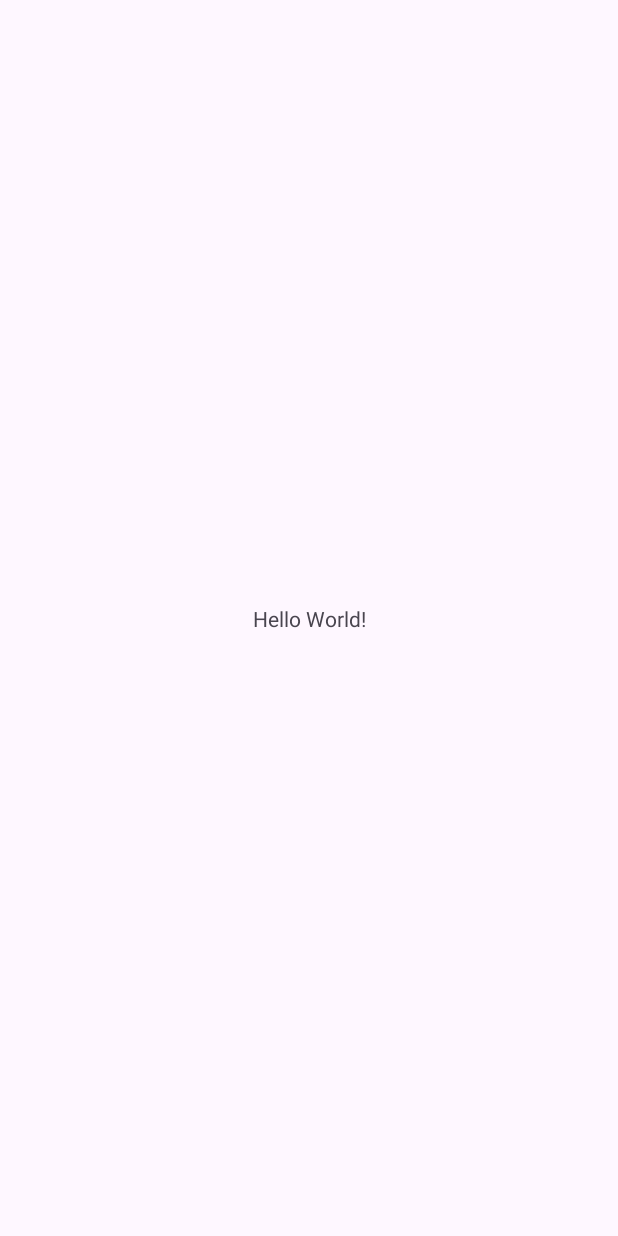
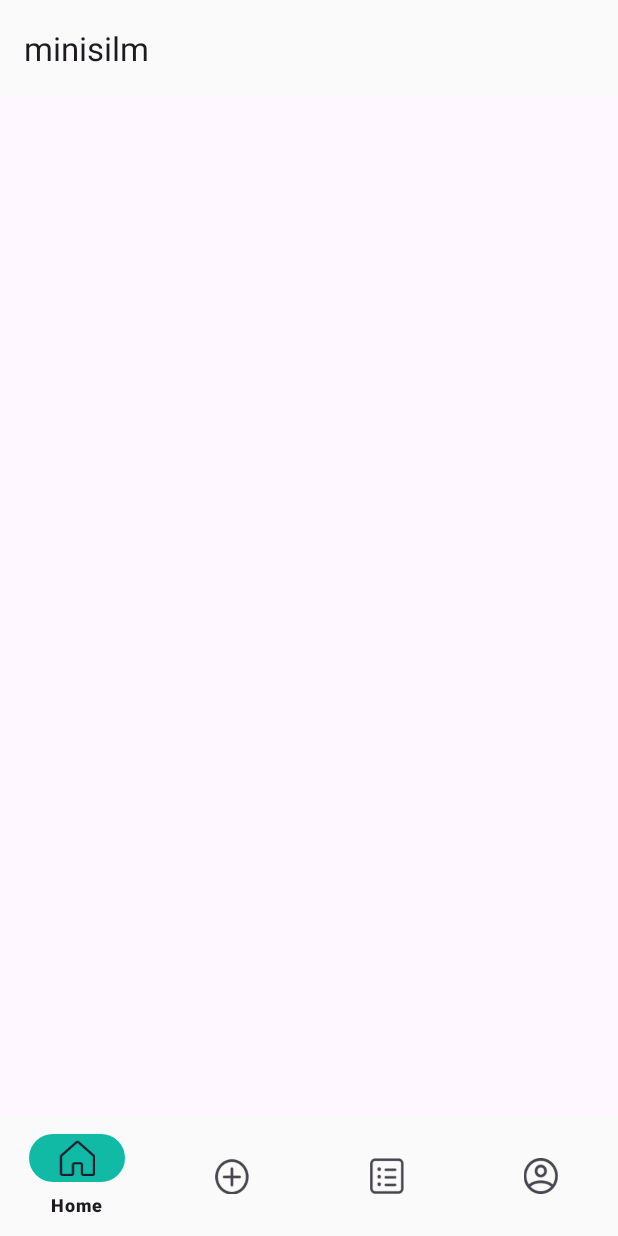
Before and after one commit to Masa97z/javaProjectForCollage, an Android app: the screen it shows after launch (MainActivity), on a phone screen of 412 x 824 dp. Before the commit the screen is almost empty. Run offline under Robolectric (Android 15) with nearby library versions, the phone set to English and light mode, and no system bars.

Commit message:
create menu and change button nav bar color and add drable res file and hundle tool bar

```diff
--- a/app/src/main/java/com/masa/minisilm/MainActivity.java
+++ b/app/src/main/java/com/masa/minisilm/MainActivity.java
@@ -15,5 +15,6 @@ public class MainActivity extends AppCompatActivity {
         binding = ActivityMainBinding.inflate(getLayoutInflater());
         setContentView(binding.getRoot());
 
+        setSupportActionBar(binding.toolbar);
     }
 }
--- /dev/null
+++ b/app/src/main/res/drawable/baseline_person_24.xml
@@ -0,0 +1,5 @@
+<vector android:height="24dp" android:tint="#000000"
+    android:viewportHeight="24" android:viewportWidth="24"
+    android:width="24dp" xmlns:android="http://schemas.android.com/apk/res/android">
+    <path android:fillColor="@android:color/white" android:pathData="M12,12c2.21,0 4,-1.79 4,-4s-1.79,-4 -4,-4 -4,1.79 -4,4 1.79,4 4,4zM12,14c-2.67,0 -8,1.34 -8,4v2h16v-2c0,-2.66 -5.33,-4 -8,-4z"/>
+</vector>
--- /dev/null
+++ b/app/src/main/res/drawable/card_shape.xml
@@ -0,0 +1,7 @@
+<?xml version="1.0" encoding="utf-8"?>
+<shape xmlns:android="http://schemas.android.com/apk/res/android"
+    android:shape="rectangle">
+    <corners android:radius="32dp"/>
+    <solid android:color="@color/sec2"/>
+
+</shape>
--- /dev/null
+++ b/app/src/main/res/drawable/cardd.xml
@@ -0,0 +1,6 @@
+<?xml version="1.0" encoding="utf-8"?>
+<shape xmlns:android="http://schemas.android.com/apk/res/android"
+    android:shape="rectangle">
+    <corners android:radius="8dp"/>
+    <solid android:color="@color/process"/>
+</shape>
--- a/app/src/main/res/layout/activity_main.xml
+++ b/app/src/main/res/layout/activity_main.xml
@@ -4,15 +4,40 @@
     xmlns:tools="http://schemas.android.com/tools"
     android:layout_width="match_parent"
     android:layout_height="match_parent"
-    tools:context=".MainActivity">
+    tools:context=".MainActivity"
+    android:layout_marginEnd="@dimen/_16dp"
+    android:layout_marginStart="@dimen/_16dp">
 
-    <TextView
-        android:layout_width="wrap_content"
+    <androidx.appcompat.widget.Toolbar
+        android:id="@+id/toolbar"
+        android:layout_width="match_parent"
+        android:layout_height="?attr/actionBarSize"
+        android:background="@color/back_ground"
+        android:elevation="4dp"
+        android:theme="@style/ThemeOverlay.AppCompat.ActionBar"
+        app:layout_constraintEnd_toEndOf="parent"
+        app:layout_constraintHorizontal_bias="0.0"
+        app:layout_constraintStart_toStartOf="parent"
+        app:layout_constraintTop_toTopOf="parent" />
+
+    <FrameLayout
+        android:id="@+id/fragmentContainer"
+        android:layout_width="0dp"
+        android:layout_height="0dp"
+        app:layout_constraintBottom_toTopOf="@+id/navigationView"
+        app:layout_constraintEnd_toEndOf="parent"
+        app:layout_constraintStart_toStartOf="parent"
+        app:layout_constraintTop_toBottomOf="@+id/toolbar" />
+    <com.google.android.material.bottomnavigation.BottomNavigationView
+        android:id="@+id/navigationView"
+        android:layout_width="match_parent"
         android:layout_height="wrap_content"
-        android:text="Hello World!"
+        android:background="@color/back_ground"
+        app:itemActiveIndicatorStyle="@style/App.Custom.Indicator"
+        app:menu="@menu/button_nav_menu"
         app:layout_constraintBottom_toBottomOf="parent"
         app:layout_constraintEnd_toEndOf="parent"
         app:layout_constraintStart_toStartOf="parent"
-        app:layout_constraintTop_toTopOf="parent" />
+         />
 
 </androidx.constraintlayout.widget.ConstraintLayout>
--- /dev/null
+++ b/app/src/main/res/menu/button_nav_menu.xml
@@ -0,0 +1,19 @@
+<?xml version="1.0" encoding="utf-8"?>
+<menu xmlns:android="http://schemas.android.com/apk/res/android">
+    <item
+        android:id="@+id/home_btn_nav"
+        android:icon="@drawable/homeicon"
+        android:title="Home" />
+    <item
+        android:id="@+id/add_btn_nav"
+        android:icon="@drawable/addicon"
+        android:title="Add" />
+    <item
+        android:id="@+id/list_btn_nav"
+        android:icon="@drawable/listicon"
+        android:title="List" />
+    <item
+        android:id="@+id/profile_btn_nav"
+        android:icon="@drawable/profile"
+        android:title="Profile" />
+</menu>
--- /dev/null
+++ b/app/src/main/res/values/dimens.xml
@@ -0,0 +1,4 @@
+<?xml version="1.0" encoding="utf-8"?>
+<resources>
+    <dimen name="_16dp">16dp</dimen>
+</resources>
--- a/app/src/main/res/values/themes.xml
+++ b/app/src/main/res/values/themes.xml
@@ -4,8 +4,13 @@
         <!-- Customize your light theme here. -->
         <item name="colorPrimary">@color/prim</item>
         <item name="colorSecondary">@color/sec1</item>
+        <item name="colorAccent">@color/prim</item>
         <!-- <item name="colorPrimary">@color/my_light_primary</item> -->
     </style>
 
     <style name="Theme.Minisilm" parent="Base.Theme.Minisilm" />
+    <style name="App.Custom.Indicator" parent="Widget.Material3.BottomNavigationView.ActiveIndicator">
+        <item name="android:color">@color/prim</item>
+    </style>
+
 </resources>
```
Also changed, not shown: app/src/main/res/drawable/addicon.png (added), app/src/main/res/drawable/addimj.png (added), app/src/main/res/drawable/dateicon.png (added), app/src/main/res/drawable/homeicon.png (added), app/src/main/res/drawable/listicon.png (added), app/src/main/res/drawable/orangesercle.png (added), app/src/main/res/drawable/profile.png (added), app/src/main/res/drawable/redsercles.png (added), app/src/main/res/drawable/serclegreen.png (added).
